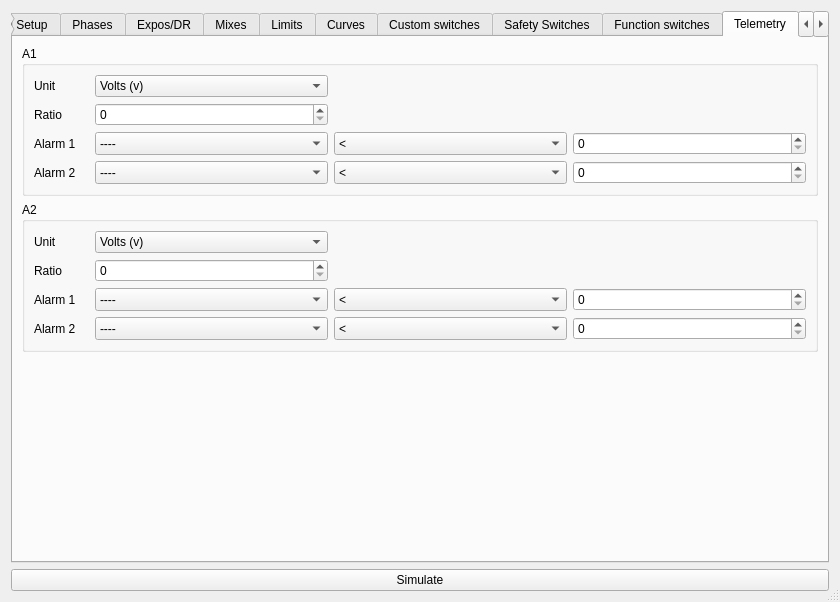
The window that src/modeledit.ui (roberto1903/companion9x) describes before a commit, drawn with Qt 5.
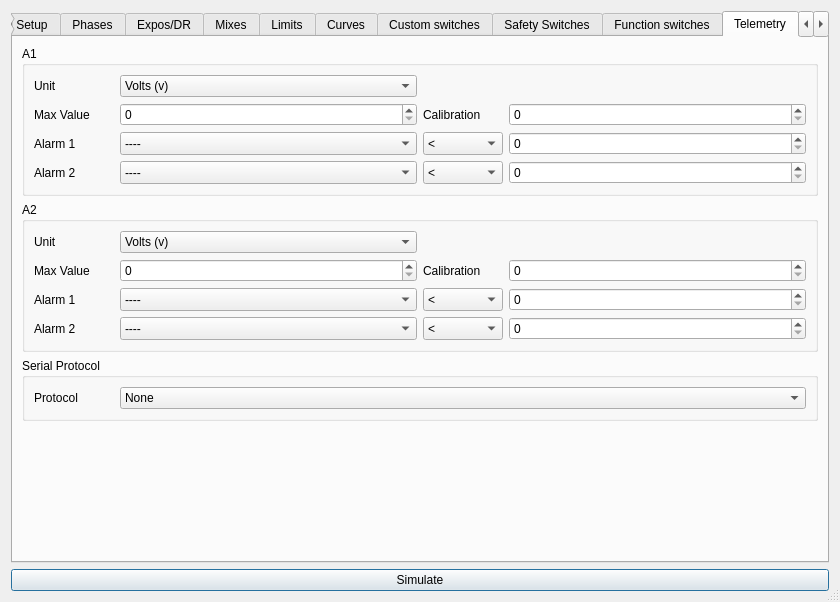
The same window after the commit. The open tabs and pages were chosen to show the change. Icons and pictures are not drawn.

```diff
--- a/src/modeledit.ui
+++ b/src/modeledit.ui
@@ -21,6 +21,17 @@
    <bool>true</bool>
   </property>
   <layout class="QGridLayout" name="gridLayout">
+   <item row="6" column="1">
+    <widget class="QPushButton" name="pushButton">
+     <property name="text">
+      <string>Simulate</string>
+     </property>
+     <property name="icon">
+      <iconset resource="companion9x.qrc">
+       <normaloff>:/images/simulate.png</normaloff>:/images/simulate.png</iconset>
+     </property>
+    </widget>
+   </item>
    <item row="1" column="1">
     <widget class="QTabWidget" name="tabWidget">
      <property name="currentIndex">
@@ -648,8 +659,8 @@
              <rect>
               <x>0</x>
               <y>0</y>
-              <width>248</width>
-              <height>180</height>
+              <width>260</width>
+              <height>177</height>
              </rect>
             </property>
             <attribute name="label">
@@ -901,8 +912,8 @@
              <rect>
               <x>0</x>
               <y>0</y>
-              <width>306</width>
-              <height>292</height>
+              <width>302</width>
+              <height>290</height>
              </rect>
             </property>
             <attribute name="label">
@@ -1304,8 +1315,8 @@
              <rect>
               <x>0</x>
               <y>0</y>
-              <width>306</width>
-              <height>286</height>
+              <width>302</width>
+              <height>278</height>
              </rect>
             </property>
             <attribute name="label">
@@ -1675,8 +1686,8 @@
              <rect>
               <x>0</x>
               <y>0</y>
-              <width>306</width>
-              <height>286</height>
+              <width>302</width>
+              <height>278</height>
              </rect>
             </property>
             <attribute name="label">
@@ -2046,8 +2057,8 @@
              <rect>
               <x>0</x>
               <y>0</y>
-              <width>306</width>
-              <height>286</height>
+              <width>302</width>
+              <height>278</height>
              </rect>
             </property>
             <attribute name="label">
@@ -2453,8 +2464,8 @@
            <rect>
             <x>0</x>
             <y>0</y>
-            <width>293</width>
-            <height>455</height>
+            <width>307</width>
+            <height>462</height>
            </rect>
           </property>
           <layout class="QGridLayout" name="gridLayout_6" rowstretch="0,1,1,1,1,1,1,1,1,1,1,1,1,1,1,1,1" columnstretch="0,1,1,1,1">
@@ -3702,8 +3713,8 @@
            <rect>
             <x>0</x>
             <y>0</y>
-            <width>780</width>
-            <height>556</height>
+            <width>702</width>
+            <height>468</height>
            </rect>
           </property>
           <property name="sizePolicy">
@@ -8616,8 +8627,8 @@
            <rect>
             <x>0</x>
             <y>0</y>
-            <width>149</width>
-            <height>343</height>
+            <width>153</width>
+            <height>318</height>
            </rect>
           </property>
           <layout class="QGridLayout" name="grid_tabSafetySwitches" rowstretch="0,10,10,10,10,10,10,10,10,10,10,10,10,10,10,10,10" columnstretch="0,10,10">
@@ -9011,15 +9022,15 @@
       <attribute name="title">
        <string>Telemetry</string>
       </attribute>
-      <layout class="QVBoxLayout" name="verticalLayout_3">
-       <item>
+      <layout class="QGridLayout" name="gridLayout_4">
+       <item row="0" column="0">
         <widget class="QGroupBox" name="groupBox">
          <property name="title">
           <string>A1</string>
          </property>
          <layout class="QVBoxLayout" name="verticalLayout_2">
           <item>
-           <layout class="QGridLayout" name="gridLayout_9">
+           <layout class="QGridLayout" name="gridLayout_9" columnstretch="0,1,0,1" columnminimumwidth="80,0,80,0">
             <item row="0" column="0">
              <widget class="QLabel" name="label_916">
               <property name="sizePolicy">
@@ -9056,7 +9067,7 @@
                </sizepolicy>
               </property>
               <property name="text">
-               <string>Ratio</string>
+               <string>Max Value</string>
               </property>
              </widget>
             </item>
@@ -9264,19 +9275,33 @@
               </property>
              </widget>
             </item>
+            <item row="1" column="2">
+             <widget class="QLabel" name="a1CalibLabel">
+              <property name="text">
+               <string>Calibration</string>
+              </property>
+             </widget>
+            </item>
+            <item row="1" column="3">
+             <widget class="QSpinBox" name="a1CalibSB">
+              <property name="maximum">
+               <number>15</number>
+              </property>
+             </widget>
+            </item>
            </layout>
           </item>
          </layout>
         </widget>
        </item>
-       <item>
+       <item row="1" column="0">
         <widget class="QGroupBox" name="groupBox_2">
          <property name="title">
           <string>A2</string>
          </property>
          <layout class="QVBoxLayout" name="verticalLayout">
           <item>
-           <layout class="QGridLayout" name="gridLayout_10">
+           <layout class="QGridLayout" name="gridLayout_10" columnstretch="0,1,0,1" rowminimumheight="0,0,0,0" columnminimumwidth="80,0,80,0">
             <item row="0" column="0">
              <widget class="QLabel" name="label_920">
               <property name="sizePolicy">
@@ -9313,7 +9338,7 @@
                </sizepolicy>
               </property>
               <property name="text">
-               <string>Ratio</string>
+               <string>Max Value</string>
               </property>
              </widget>
             </item>
@@ -9521,12 +9546,60 @@
               </property>
              </widget>
             </item>
+            <item row="1" column="2">
+             <widget class="QLabel" name="a2CalibLabel">
+              <property name="text">
+               <string>Calibration</string>
+              </property>
+             </widget>
+            </item>
+            <item row="1" column="3">
+             <widget class="QSpinBox" name="a2CalibSB">
+              <property name="maximum">
+               <number>15</number>
+              </property>
+             </widget>
+            </item>
            </layout>
           </item>
          </layout>
         </widget>
        </item>
-       <item>
+       <item row="2" column="0">
+        <widget class="QGroupBox" name="groupBox_3">
+         <property name="title">
+          <string>Serial Protocol</string>
+         </property>
+         <layout class="QVBoxLayout" name="verticalLayout_3">
+          <item>
+           <layout class="QGridLayout" name="gridLayout_3" columnstretch="0,1" columnminimumwidth="80,0">
+            <item row="0" column="0">
+             <widget class="QLabel" name="label_9">
+              <property name="text">
+               <string>Protocol</string>
+              </property>
+             </widget>
+            </item>
+            <item row="0" column="1">
+             <widget class="QComboBox" name="frskyProtoCB">
+              <item>
+               <property name="text">
+                <string>None</string>
+               </property>
+              </item>
+              <item>
+               <property name="text">
+                <string>FrSky Sensor Hub</string>
+               </property>
+              </item>
+             </widget>
+            </item>
+           </layout>
+          </item>
+         </layout>
+        </widget>
+       </item>
+       <item row="3" column="0">
         <spacer name="verticalSpacer_2">
          <property name="orientation">
           <enum>Qt::Vertical</enum>
@@ -9553,17 +9626,6 @@
      </widget>
     </widget>
    </item>
-   <item row="6" column="1">
-    <widget class="QPushButton" name="pushButton">
-     <property name="text">
-      <string>Simulate</string>
-     </property>
-     <property name="icon">
-      <iconset resource="companion9x.qrc">
-       <normaloff>:/images/simulate.png</normaloff>:/images/simulate.png</iconset>
-     </property>
-    </widget>
-   </item>
   </layout>
  </widget>
  <tabstops>
```
